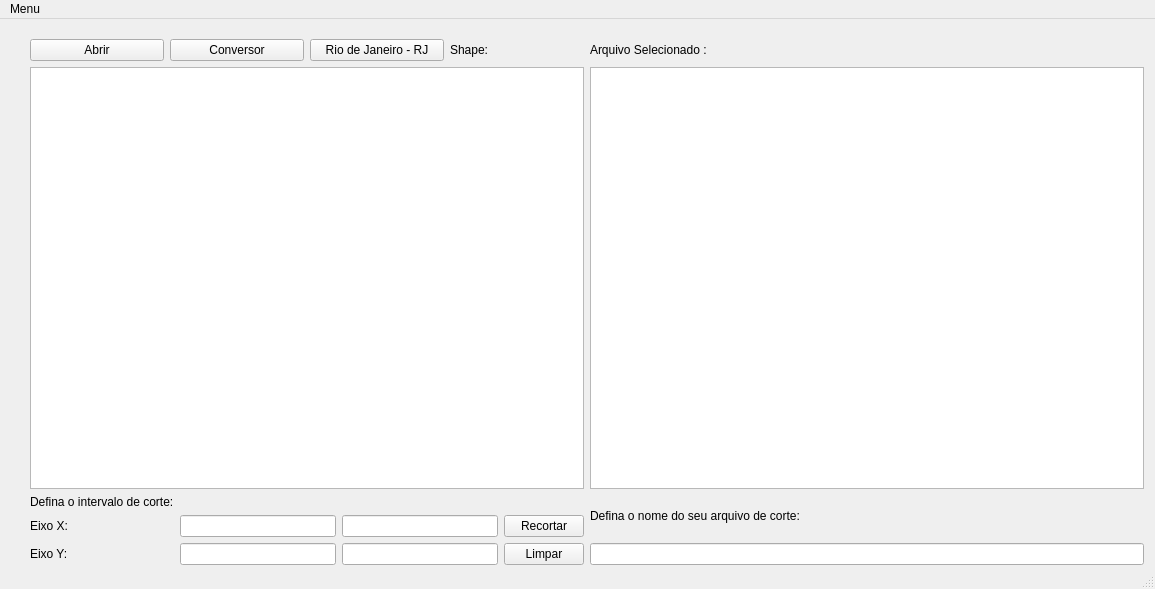
This is betsabe/open_tif_2.ui in BetSpaguetty/Projeto-Taludes as Qt 5 draws it before an edit. The edited form follows.
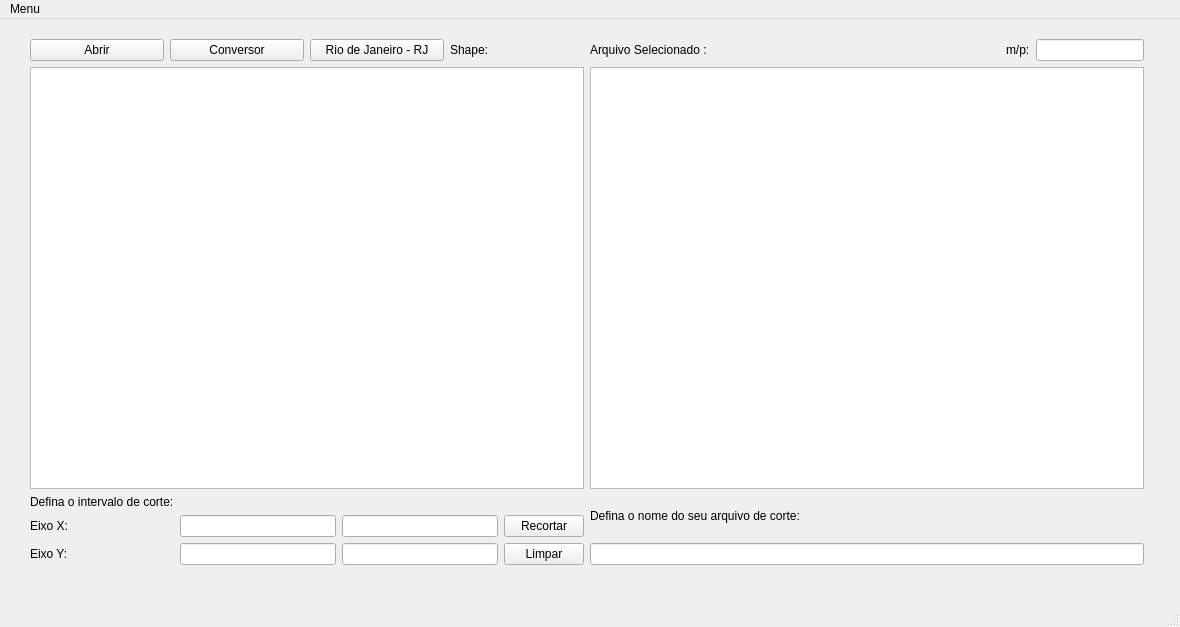
This is the edited form.

The edit to the form file:
```diff
--- a/betsabe/open_tif_2.ui
+++ b/betsabe/open_tif_2.ui
@@ -6,10 +6,16 @@
    <rect>
     <x>0</x>
     <y>0</y>
-    <width>1155</width>
-    <height>589</height>
+    <width>1180</width>
+    <height>627</height>
    </rect>
   </property>
+  <property name="sizePolicy">
+   <sizepolicy hsizetype="Minimum" vsizetype="Preferred">
+    <horstretch>0</horstretch>
+    <verstretch>0</verstretch>
+   </sizepolicy>
+  </property>
   <property name="windowTitle">
    <string>Visualizador de Arquivos  .TIF</string>
   </property>
@@ -161,6 +167,19 @@
      </item>
      <item row="0" column="1">
       <layout class="QGridLayout" name="gridLayout">
+       <item row="0" column="1">
+        <widget class="QLabel" name="label">
+         <property name="sizePolicy">
+          <sizepolicy hsizetype="Fixed" vsizetype="Fixed">
+           <horstretch>0</horstretch>
+           <verstretch>0</verstretch>
+          </sizepolicy>
+         </property>
+         <property name="text">
+          <string>m/p:</string>
+         </property>
+        </widget>
+       </item>
        <item row="0" column="0">
         <widget class="QLabel" name="label_nomeArquivo">
          <property name="text">
@@ -168,6 +187,19 @@
          </property>
         </widget>
        </item>
+       <item row="0" column="2">
+        <widget class="QLineEdit" name="metros_por_pixel">
+         <property name="enabled">
+          <bool>true</bool>
+         </property>
+         <property name="sizePolicy">
+          <sizepolicy hsizetype="Fixed" vsizetype="Fixed">
+           <horstretch>0</horstretch>
+           <verstretch>0</verstretch>
+          </sizepolicy>
+         </property>
+        </widget>
+       </item>
       </layout>
      </item>
     </layout>
@@ -178,7 +210,7 @@
     <rect>
      <x>0</x>
      <y>0</y>
-     <width>1155</width>
+     <width>1180</width>
      <height>21</height>
     </rect>
    </property>
```
